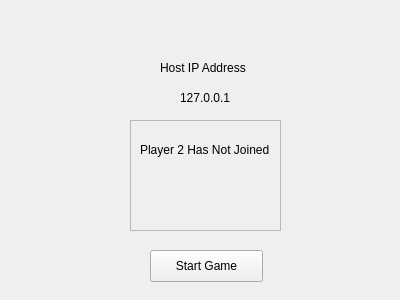
First picture: the form in hostgame.ui, repository slstein14/SnakeNetwork, before the edit.
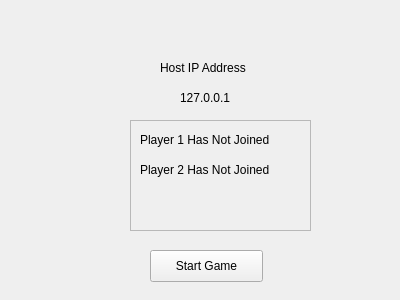
Second picture: the form after the edit.

Commit message: 2 player separate computers attempt #1

Patch:
```diff
--- a/hostgame.ui
+++ b/hostgame.ui
@@ -57,7 +57,7 @@
     <rect>
      <x>130</x>
      <y>120</y>
-     <width>151</width>
+     <width>181</width>
      <height>111</height>
     </rect>
    </property>
@@ -71,8 +71,8 @@
     <property name="geometry">
      <rect>
       <x>10</x>
-      <y>20</y>
-      <width>131</width>
+      <y>40</y>
+      <width>151</width>
       <height>20</height>
      </rect>
     </property>
@@ -80,6 +80,19 @@
      <string>Player 2 Has Not Joined</string>
     </property>
    </widget>
+   <widget class="QLabel" name="Player1_Name">
+    <property name="geometry">
+     <rect>
+      <x>10</x>
+      <y>10</y>
+      <width>151</width>
+      <height>20</height>
+     </rect>
+    </property>
+    <property name="text">
+     <string>Player 1 Has Not Joined</string>
+    </property>
+   </widget>
   </widget>
  </widget>
  <resources/>
```
The commit also changes 4 other files.
